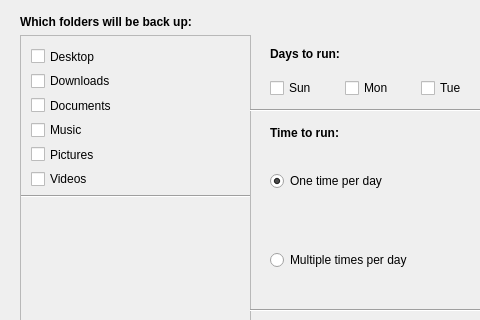
GeovaneJefferson/timemachine, file src/options.ui: the form before one commit; both pictures show x 0 to 480 and y 0 to 320 of the 800 by 550 pixel window.
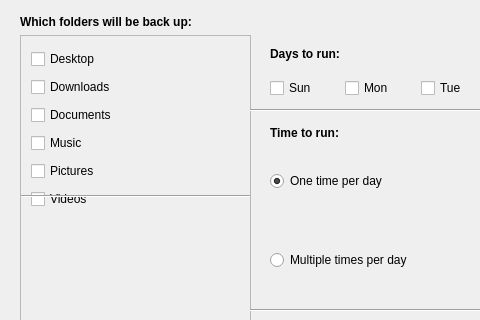
The form after the commit.

The edit to the form file:
```diff
--- a/src/options.ui
+++ b/src/options.ui
@@ -328,7 +328,7 @@
            <x>10</x>
            <y>11</y>
            <width>201</width>
-           <height>141</height>
+           <height>164</height>
           </rect>
          </property>
          <layout class="QVBoxLayout" name="verticalLayout">
```
